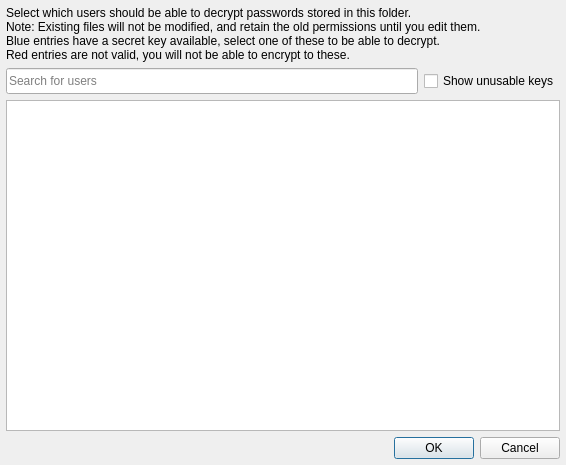
IJHack/QtPass, file src/usersdialog.ui: the form before one commit.
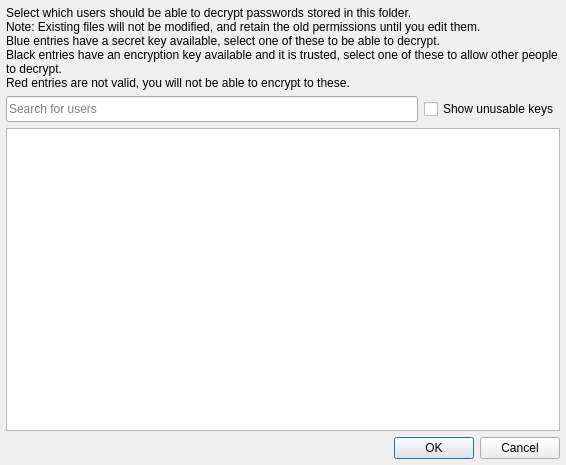
The form after the commit. Icons and pictures are not drawn.

Commit message:
docs: add missing Black entries message in users dialog
Add clarification about Black entries (trusted encryption keys) in the
Read access users dialog. Addresses issue #460.

Diff of the .ui file:
```diff
--- a/src/usersdialog.ui
+++ b/src/usersdialog.ui
@@ -45,6 +45,7 @@
       <string>Select which users should be able to decrypt passwords stored in this folder.
 Note: Existing files will not be modified, and retain the old permissions until you edit them.
 Blue entries have a secret key available, select one of these to be able to decrypt.
+Black entries have an encryption key available and it is trusted, select one of these to allow other people to decrypt.
 Red entries are not valid, you will not be able to encrypt to these.</string>
      </property>
      <property name="textFormat">
```
